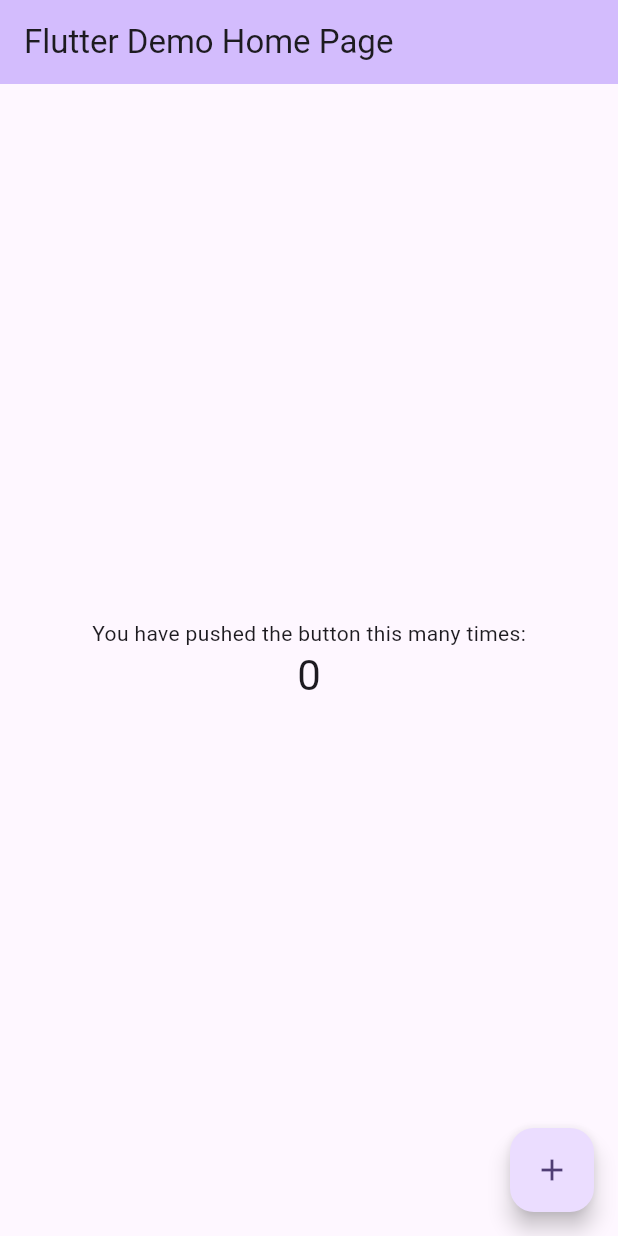
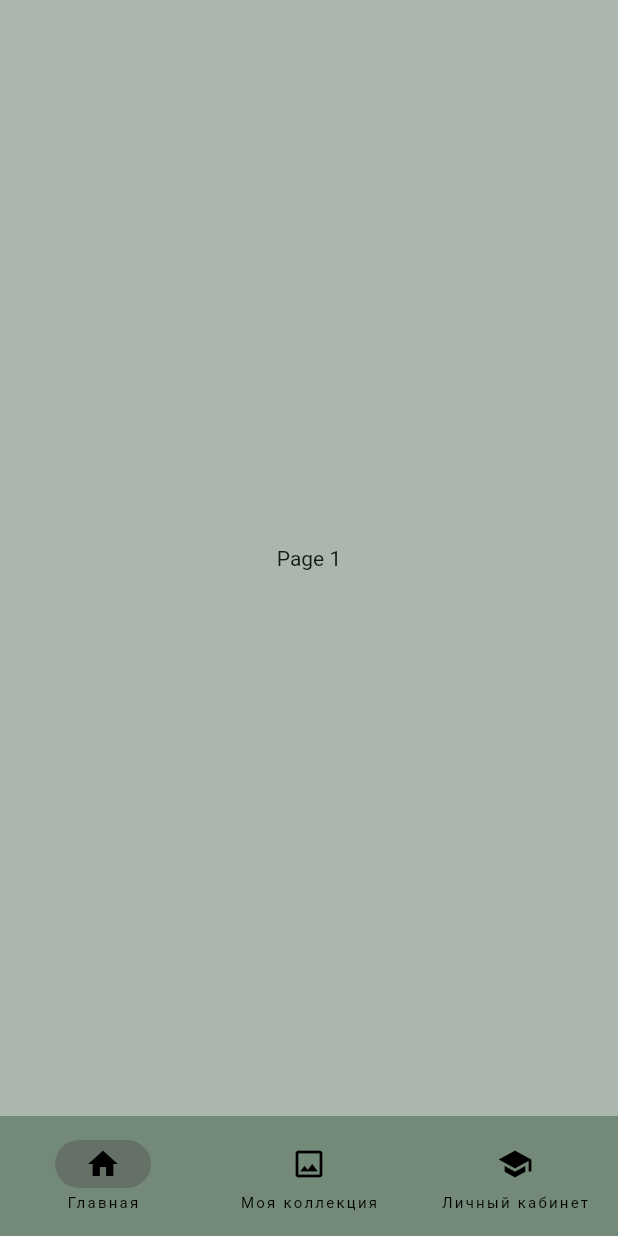
Before and after one commit to SidorinSergei/graduate_work, a Flutter app: the screen it shows after launch, on a phone screen of 412 x 824 dp. Run offline on Flutter 3.47's test engine with Material 2 defaults, Android fonts, the phone set to English and light mode, and no system bars.

Commit message:
update page

```diff
--- a/lib/constants/constants.dart
+++ b/lib/constants/constants.dart
@@ -0,0 +1,7 @@
+import 'dart:ui';
+
+class Constants{
+  Color colorPages = Color(0xFFABB7AD);
+  Color colorPanel = Color(0xFF748A78);
+  Color colorNavigationIcon = Color(0x79545454);
+}
--- a/lib/main.dart
+++ b/lib/main.dart
@@ -1,125 +1,8 @@
 import 'package:flutter/material.dart';
+import 'package:graduate_work/view/page/main_page.dart';
+
+
 
 void main() {
-  runApp(const MyApp());
+  runApp(MainPage());
 }
-
-class MyApp extends StatelessWidget {
-  const MyApp({super.key});
-
-  // This widget is the root of your application.
-  @override
-  Widget build(BuildContext context) {
-    return MaterialApp(
-      title: 'Flutter Demo',
-      theme: ThemeData(
-        // This is the theme of your application.
-        //
-        // TRY THIS: Try running your application with "flutter run". You'll see
-        // the application has a blue toolbar. Then, without quitting the app,
-        // try changing the seedColor in the colorScheme below to Colors.green
-        // and then invoke "hot reload" (save your changes or press the "hot
-        // reload" button in a Flutter-supported IDE, or press "r" if you used
-        // the command line to start the app).
-        //
-        // Notice that the counter didn't reset back to zero; the application
-        // state is not lost during the reload. To reset the state, use hot
-        // restart instead.
-        //
-        // This works for code too, not just values: Most code changes can be
-        // tested with just a hot reload.
-        colorScheme: ColorScheme.fromSeed(seedColor: Colors.deepPurple),
-        useMaterial3: true,
-      ),
-      home: const MyHomePage(title: 'Flutter Demo Home Page'),
-    );
-  }
-}
-
-class MyHomePage extends StatefulWidget {
-  const MyHomePage({super.key, required this.title});
-
-  // This widget is the home page of your application. It is stateful, meaning
-  // that it has a State object (defined below) that contains fields that affect
-  // how it looks.
-
-  // This class is the configuration for the state. It holds the values (in this
-  // case the title) provided by the parent (in this case the App widget) and
-  // used by the build method of the State. Fields in a Widget subclass are
-  // always marked "final".
-
-  final String title;
-
-  @override
-  State<MyHomePage> createState() => _MyHomePageState();
-}
-
-class _MyHomePageState extends State<MyHomePage> {
-  int _counter = 0;
-
-  void _incrementCounter() {
-    setState(() {
-      // This call to setState tells the Flutter framework that something has
-      // changed in this State, which causes it to rerun the build method below
-      // so that the display can reflect the updated values. If we changed
-      // _counter without calling setState(), then the build method would not be
-      // called again, and so nothing would appear to happen.
-      _counter++;
-    });
-  }
-
-  @override
-  Widget build(BuildContext context) {
-    // This method is rerun every time setState is called, for instance as done
-    // by the _incrementCounter method above.
-    //
-    // The Flutter framework has been optimized to make rerunning build methods
-    // fast, so that you can just rebuild anything that needs updating rather
-    // than having to individually change instances of widgets.
-    return Scaffold(
-      appBar: AppBar(
-        // TRY THIS: Try changing the color here to a specific color (to
-        // Colors.amber, perhaps?) and trigger a hot reload to see the AppBar
-        // change color while the other colors stay the same.
-        backgroundColor: Theme.of(context).colorScheme.inversePrimary,
-        // Here we take the value from the MyHomePage object that was created by
-        // the App.build method, and use it to set our appbar title.
-        title: Text(widget.title),
-      ),
-      body: Center(
-        // Center is a layout widget. It takes a single child and positions it
-        // in the middle of the parent.
-        child: Column(
-          // Column is also a layout widget. It takes a list of children and
-          // arranges them vertically. By default, it sizes itself to fit its
-          // children horizontally, and tries to be as tall as its parent.
-          //
-          // Column has various properties to control how it sizes itself and
-          // how it positions its children. Here we use mainAxisAlignment to
-          // center the children vertically; the main axis here is the vertical
-          // axis because Columns are vertical (the cross axis would be
-          // horizontal).
-          //
-          // TRY THIS: Invoke "debug painting" (choose the "Toggle Debug Paint"
-          // action in the IDE, or press "p" in the console), to see the
-          // wireframe for each widget.
-          mainAxisAlignment: MainAxisAlignment.center,
-          children: <Widget>[
-            const Text(
-              'You have pushed the button this many times:',
-            ),
-            Text(
-              '$_counter',
-              style: Theme.of(context).textTheme.headlineMedium,
-            ),
-          ],
-        ),
-      ),
-      floatingActionButton: FloatingActionButton(
-        onPressed: _incrementCounter,
-        tooltip: 'Increment',
-        child: const Icon(Icons.add),
-      ), // This trailing comma makes auto-formatting nicer for build methods.
-    );
-  }
-}
--- /dev/null
+++ b/lib/view/page/main_page.dart
@@ -0,0 +1,77 @@
+import 'package:flutter/cupertino.dart';
+import 'package:flutter/material.dart';
+import 'package:graduate_work/constants/constants.dart';
+
+class MainPage extends StatelessWidget{
+  MainPage({super.key});
+
+  @override
+  Widget build(BuildContext context){
+    return MaterialApp(
+      home: MainPageNavigation(),
+    );
+  }
+}
+
+class MainPageNavigation extends StatefulWidget{
+  MainPageNavigation({super.key});
+
+  @override
+  State<MainPageNavigation> createState() => _MainPageNavigationState();
+}
+
+class _MainPageNavigationState extends State<MainPageNavigation>{
+  int currentPageIndex = 0;
+  Constants constants = Constants();
+
+  @override
+  Widget build(BuildContext context){
+    return Scaffold(
+      bottomNavigationBar: NavigationBar(
+        onDestinationSelected: (int index) {
+          setState(() {
+            currentPageIndex = index;
+          });
+        },
+        backgroundColor: constants.colorPanel,
+        indicatorColor: constants.colorNavigationIcon,
+        selectedIndex: currentPageIndex,
+        destinations: const <Widget>[
+          NavigationDestination(
+
+            selectedIcon: Icon(Icons.home),
+            icon: Icon(Icons.home_outlined),
+            label: 'Главная',
+          ),
+          NavigationDestination(
+            icon: Icon(Icons.image_outlined),
+            label: 'Моя коллекция',
+          ),
+          NavigationDestination(
+            selectedIcon: Icon(Icons.school),
+            icon: Icon(Icons.school),
+            label: 'Личный кабинет',
+
+          ),
+        ],
+      ),
+      body: <Widget>[
+        Container(
+          color: constants.colorPages,
+          alignment: Alignment.center,
+          child: const Text('Page 1'),
+        ),
+        Container(
+          color: constants.colorPages,
+          alignment: Alignment.center,
+          child: const Text('Page 2'),
+        ),
+        Container(
+          color: constants.colorPages,
+          alignment: Alignment.center,
+          child: const Text('Page 3'),
+        ),
+      ][currentPageIndex],
+    );
+  }
+}
--- a/pubspec.yaml
+++ b/pubspec.yaml
@@ -35,6 +35,7 @@ dependencies:
   # The following adds the Cupertino Icons font to your application.
   # Use with the CupertinoIcons class for iOS style icons.
   cupertino_icons: ^1.0.2
+  flutter_login: ^4.2.1
 
 dev_dependencies:
   flutter_test:
```
Also changed, not shown: pubspec.lock, 5 other files.
